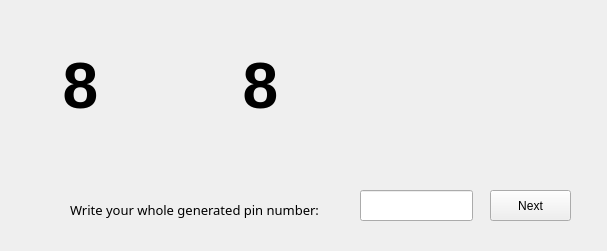
Qt form Python/UI forms/numberWindow.ui (ajs5433/CSEC-Final-Project-) before a commit.
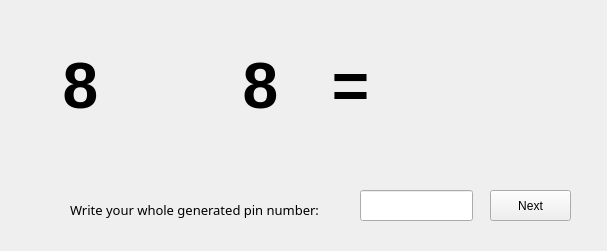
The same form after that commit.

```diff
--- a/Python/UI forms/numberWindow.ui
+++ b/Python/UI forms/numberWindow.ui
@@ -112,7 +112,7 @@
     </font>
    </property>
    <property name="text">
-    <string/>
+    <string>=</string>
    </property>
    <property name="alignment">
     <set>Qt::AlignCenter</set>
```
